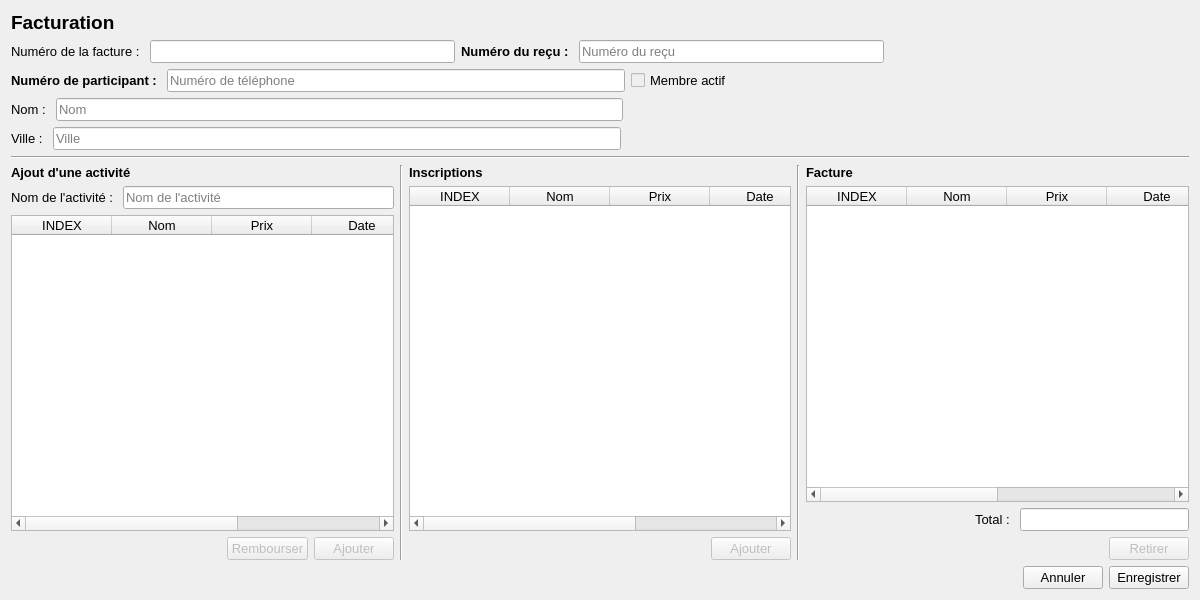
Old version of the form GUI/facturation.ui in the repository samueldrouin/PyGuide.
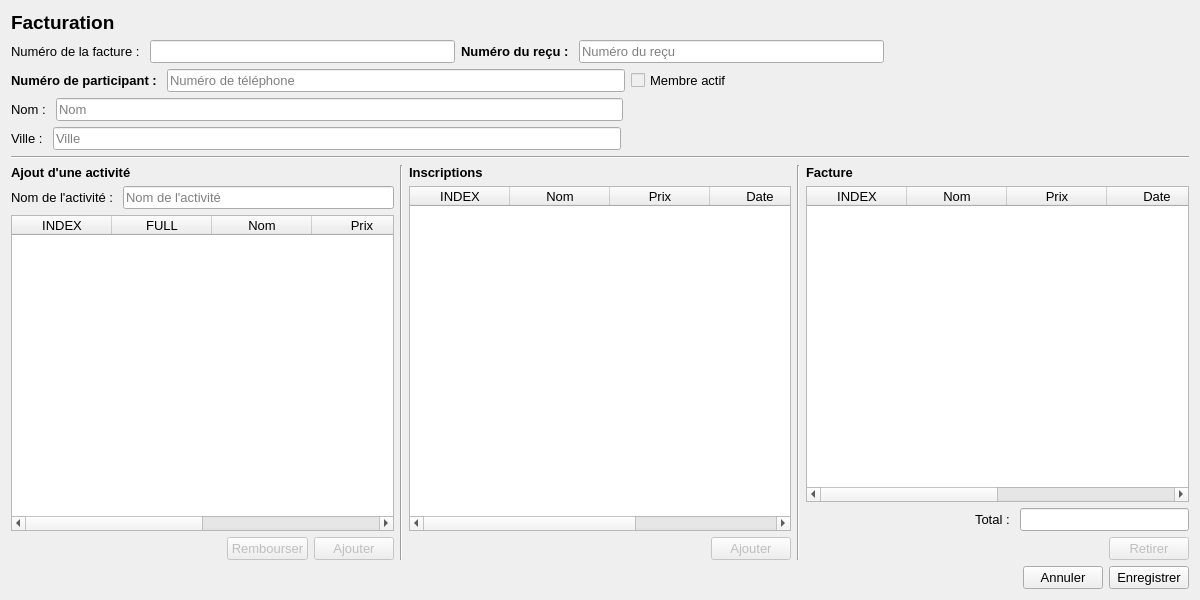
New version of the form.

Diff of the .ui file:
```diff
--- a/GUI/facturation.ui
+++ b/GUI/facturation.ui
@@ -320,6 +320,11 @@
            <string>INDEX</string>
           </property>
          </column>
+         <column>
+          <property name="text">
+           <string>FULL</string>
+          </property>
+         </column>
          <column>
           <property name="text">
            <string>Nom</string>
```
